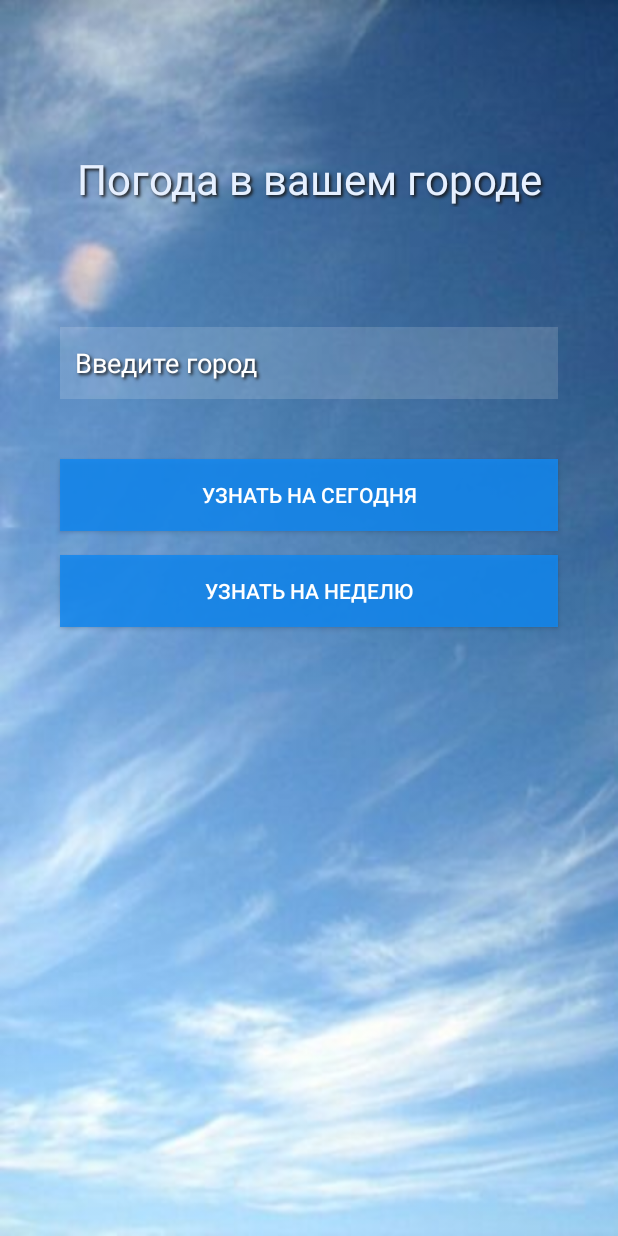
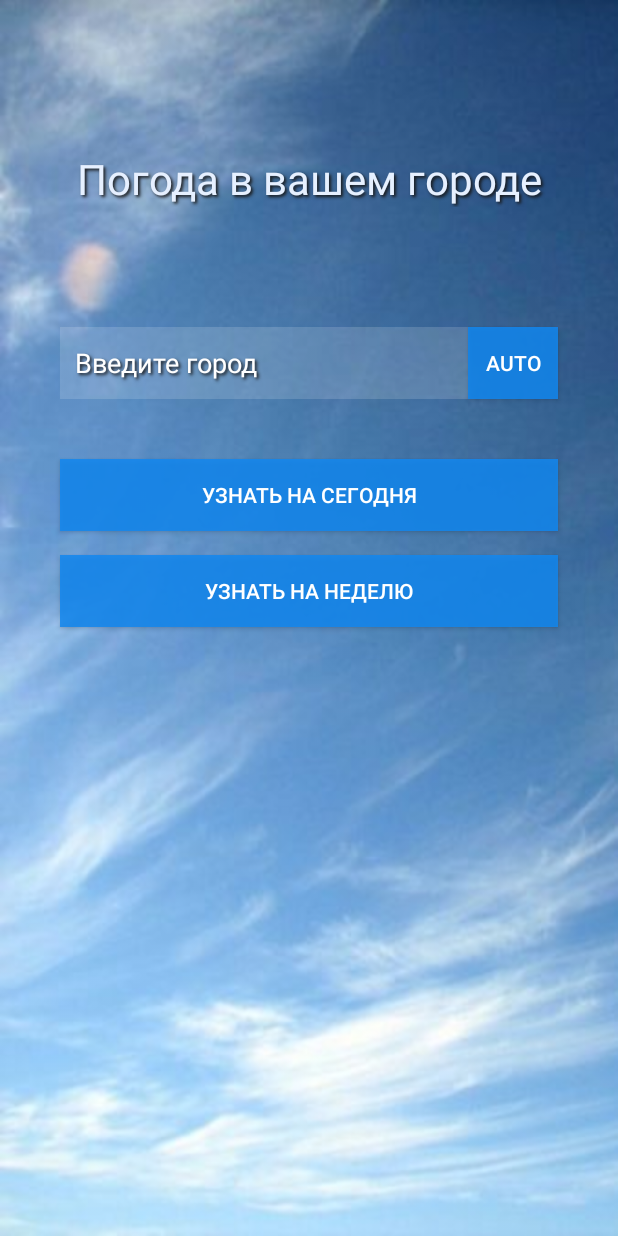
Before and after one commit to TheyCallMeRobinson/WeatherForecast, an Android app: the screen it shows after launch (MainActivity), after a tap on "УЗНАТЬ НА СЕГОДНЯ", on a phone screen of 412 x 824 dp. Run offline under Robolectric (Android 15) with nearby library versions, the light colour scheme and no system bars.

Commit message:
Improve auto city name filler

```diff
--- a/app/src/main/java/ru/vsu/cs/weatherforecast/MainActivity.java
+++ b/app/src/main/java/ru/vsu/cs/weatherforecast/MainActivity.java
@@ -1,7 +1,7 @@
 package ru.vsu.cs.weatherforecast;
 
-import androidx.annotation.NonNull;
-import androidx.appcompat.app.AlertDialog;
+import static android.view.View.INVISIBLE;
+
 import androidx.appcompat.app.AppCompatActivity;
 import androidx.core.app.ActivityCompat;
 import androidx.core.content.ContextCompat;
@@ -10,7 +10,6 @@ import android.Manifest;
 import android.animation.Animator;
 import android.animation.AnimatorSet;
 import android.content.Context;
-import android.content.DialogInterface;
 import android.content.Intent;
 import android.content.pm.PackageManager;
 import android.location.Address;
@@ -39,8 +38,10 @@ public class MainActivity extends AppCompatActivity {
     private AutoCompleteTextView etCityName;
     private Button btnGetForecastForToday;
     private Button btnGetForecastForWeek;
+    private Button btnGetLocationAuto;
     private LocationManager locationManager;
     private ProgressBar progressBar;
+    private String currentCity;
 
     private static final String[] CITIES = new String[]{
             "Moskow", "Kiyv", "Berlin", "London", "Paris", "Warsaw", "New York", "Hong Kong", "Tokyo"
@@ -52,14 +53,15 @@ public class MainActivity extends AppCompatActivity {
         setContentView(R.layout.activity_main);
         setUpViews();
         startAnimations();
-        checkLocationPermission();
+        requestLocationPermission();
+        //checkLocationPermission();
         setListeners();
     }
 
     private void startAnimations() {
         AnimatorSet setFirst = new AnimatorSet();
         List<Animator> animators = AppUtils.getFadeInAnimatorsForViews(2000, tvMainTextView);
-        animators.addAll(AppUtils.getFadeInAnimatorsForViews(500, etCityName, btnGetForecastForToday, btnGetForecastForWeek));
+        animators.addAll(AppUtils.getFadeInAnimatorsForViews(500, etCityName, btnGetLocationAuto, btnGetForecastForToday, btnGetForecastForWeek));
         setFirst.playSequentially(animators);
         setFirst.start();
     }
@@ -71,9 +73,11 @@ public class MainActivity extends AppCompatActivity {
         btnGetForecastForWeek = findViewById(R.id.btnGetForecastForWeek);
         locationManager = (LocationManager) getSystemService(Context.LOCATION_SERVICE);
         progressBar = findViewById(R.id.progressBarMain);
+        btnGetLocationAuto = findViewById(R.id.btnGetLocationAuto);
         etCityName.setAlpha(0.0f);
         btnGetForecastForWeek.setAlpha(0.0f);
         btnGetForecastForToday.setAlpha(0.0f);
+        btnGetLocationAuto.setAlpha(0.0f);
         ArrayAdapter<String> citiesAdapter = new ArrayAdapter<>(this,
                 android.R.layout.simple_dropdown_item_1line, CITIES);
         etCityName.setAdapter(citiesAdapter);
@@ -82,6 +86,23 @@ public class MainActivity extends AppCompatActivity {
     private void setListeners() {
         btnGetForecastForToday.setOnClickListener(v -> buttonHandler(MainActivity.this, ForecastData.class));
         btnGetForecastForWeek.setOnClickListener(v -> buttonHandler(MainActivity.this, ForecastList.class));
+        btnGetLocationAuto.setOnClickListener(v -> {
+            if (ContextCompat.checkSelfPermission(MainActivity.this, Manifest.permission.ACCESS_FINE_LOCATION) != PackageManager.PERMISSION_GRANTED) {
+                requestLocationPermission();
+                Toast.makeText(MainActivity.this, getString(R.string.requestGeo), Toast.LENGTH_SHORT).show();
+            } else {
+                if(currentCity != null) {
+                    etCityName.setText(currentCity);
+                    Toast.makeText(MainActivity.this, getString(R.string.locationDetermined) + " " + currentCity, Toast.LENGTH_SHORT).show();
+                } else {
+                    Toast.makeText(MainActivity.this, getString(R.string.geocoderError), Toast.LENGTH_SHORT).show();
+                }
+            }
+        });
+    }
+
+    private void requestLocationPermission() {
+        ActivityCompat.requestPermissions(MainActivity.this, new String[]{Manifest.permission.ACCESS_FINE_LOCATION}, MY_PERMISSIONS_REQUEST_LOCATION);
     }
 
     private void buttonHandler(Context context, Class<?> cls) {
@@ -98,6 +119,9 @@ public class MainActivity extends AppCompatActivity {
                     Double latitude = addresses.get(0).getLatitude();
                     Double longitude = addresses.get(0).getLongitude();
                     String cityName = addresses.get(0).getLocality();
+                    if (cityName == null) {
+                        throw new IllegalArgumentException("Пожалуйста, введите корректное название города");
+                    }
                     Intent toForecastView = new Intent(context, cls);
                     toForecastView.putExtra("latitude", latitude);
                     toForecastView.putExtra("longitude", longitude);
@@ -107,65 +131,69 @@ public class MainActivity extends AppCompatActivity {
                     startActivity(toForecastView);
                 }//implementation 'io.github.ParkSangGwon:tedpermission-normal:3.3.0'
             } catch (IOException e) {
-                progressBar.setVisibility(ProgressBar.INVISIBLE);
+                progressBar.setVisibility(INVISIBLE);
                 Toast.makeText(MainActivity.this, R.string.connectionIssue, Toast.LENGTH_SHORT).show();
+                e.printStackTrace();
+            } catch (IllegalArgumentException e) {
+                progressBar.setVisibility(INVISIBLE);
+                Toast.makeText(MainActivity.this, e.getMessage(), Toast.LENGTH_SHORT).show();
                 e.printStackTrace();
             }
         }
-        progressBar.setVisibility(ProgressBar.INVISIBLE);
+        progressBar.setVisibility(INVISIBLE);
     }
 
-    public boolean checkLocationPermission() {
-        if (ContextCompat.checkSelfPermission(this,
-                Manifest.permission.ACCESS_FINE_LOCATION)
-                != PackageManager.PERMISSION_GRANTED) {
+//    public boolean checkLocationPermission() {
+//        if (ContextCompat.checkSelfPermission(this,
+//                Manifest.permission.ACCESS_FINE_LOCATION)
+//                != PackageManager.PERMISSION_GRANTED) {
+//
+//            if (ActivityCompat.shouldShowRequestPermissionRationale(this,
+//                    Manifest.permission.ACCESS_FINE_LOCATION)) {
+//
+//                new AlertDialog.Builder(this)
+//                        .setTitle(R.string.title_location_permission)
+//                        .setMessage(R.string.text_location_permission)
+//                        .setPositiveButton(R.string.ok, new DialogInterface.OnClickListener() {
+//                            @Override
+//                            public void onClick(DialogInterface dialogInterface, int i) {
+//                                ActivityCompat.requestPermissions(MainActivity.this,
+//                                        new String[]{Manifest.permission.ACCESS_FINE_LOCATION},
+//                                        MY_PERMISSIONS_REQUEST_LOCATION);
+//                            }
+//                        })
+//                        .create()
+//                        .show();
+//            } else {
+//                ActivityCompat.requestPermissions(this,
+//                        new String[]{Manifest.permission.ACCESS_FINE_LOCATION},
+//                        MY_PERMISSIONS_REQUEST_LOCATION);
+//            }
+//            return false;
+//        } else {
+//            return true;
+//        }
+//    }
 
-            if (ActivityCompat.shouldShowRequestPermissionRationale(this,
-                    Manifest.permission.ACCESS_FINE_LOCATION)) {
-
-                new AlertDialog.Builder(this)
-                        .setTitle(R.string.title_location_permission)
-                        .setMessage(R.string.text_location_permission)
-                        .setPositiveButton(R.string.ok, new DialogInterface.OnClickListener() {
-                            @Override
-                            public void onClick(DialogInterface dialogInterface, int i) {
-                                ActivityCompat.requestPermissions(MainActivity.this,
-                                        new String[]{Manifest.permission.ACCESS_FINE_LOCATION},
-                                        MY_PERMISSIONS_REQUEST_LOCATION);
-                            }
-                        })
-                        .create()
-                        .show();
-            } else {
-                ActivityCompat.requestPermissions(this,
-                        new String[]{Manifest.permission.ACCESS_FINE_LOCATION},
-                        MY_PERMISSIONS_REQUEST_LOCATION);
-            }
-            return false;
-        } else {
-            return true;
-        }
-    }
-
-    @Override
-    public void onRequestPermissionsResult(int requestCode, @NonNull String[] permissions, @NonNull int[] grantResults) {
-        super.onRequestPermissionsResult(requestCode, permissions, grantResults);
-        if (requestCode == MY_PERMISSIONS_REQUEST_LOCATION) {
-            if (grantResults.length > 0
-                    && grantResults[0] == PackageManager.PERMISSION_GRANTED
-            ) {
-                if (ContextCompat.checkSelfPermission(this,
-                        Manifest.permission.ACCESS_FINE_LOCATION)
-                        == PackageManager.PERMISSION_GRANTED) {
-                    locationManager.requestLocationUpdates(LocationManager.GPS_PROVIDER,
-                            1000, 10, locationListener);
-                    locationManager.requestLocationUpdates(
-                            LocationManager.NETWORK_PROVIDER, 400, 10,
-                            locationListener);
-                }
-            }
-        }
-    }
+//    @Override
+//    public void onRequestPermissionsResult(int requestCode, @NonNull String[] permissions, @NonNull int[] grantResults) {
+//        super.onRequestPermissionsResult(requestCode, permissions, grantResults);
+//        if (requestCode == MY_PERMISSIONS_REQUEST_LOCATION) {
+//            if (grantResults.length > 0
+//                    && grantResults[0] == PackageManager.PERMISSION_GRANTED
+//            ) {
+//                if (ContextCompat.checkSelfPermission(this,
+//                        Manifest.permission.ACCESS_FINE_LOCATION)
+//                        == PackageManager.PERMISSION_GRANTED) {
+//                    locationManager.requestLocationUpdates(LocationManager.GPS_PROVIDER,
+//                            1000, 10, locationListener);
+//                    locationManager.requestLocationUpdates(
+//                            LocationManager.NETWORK_PROVIDER, 400, 10,
+//                            locationListener);
+//                }
+//            }
+//        }
+//    }
     @Override
     protected void onResume() {
         super.onResume();
@@ -186,7 +214,6 @@ public class MainActivity extends AppCompatActivity {
         if (ContextCompat.checkSelfPermission(this,
                 Manifest.permission.ACCESS_FINE_LOCATION)
                 == PackageManager.PERMISSION_GRANTED) {
-
             locationManager.removeUpdates(locationListener);
         }
     }
@@ -202,10 +229,9 @@ public class MainActivity extends AppCompatActivity {
                     addresses = geocoder.getFromLocation(location.getLatitude(),
                             location.getLongitude(), 1);
                     if (addresses.size() > 0) {
-                        System.out.println(addresses.get(0).getLocality());
                         cityName = addresses.get(0).getLocality();
-                        Toast.makeText(MainActivity.this, getString(R.string.location_determined) + " " + cityName, Toast.LENGTH_SHORT).show();
-                        etCityName.setText(cityName);
+                        if (cityName != null)
+                            currentCity = cityName;
                     }
                 } catch (IOException e) {
                     e.printStackTrace();
--- a/app/src/main/res/layout/activity_main.xml
+++ b/app/src/main/res/layout/activity_main.xml
@@ -20,8 +20,10 @@
     <AutoCompleteTextView
         android:id="@+id/etCityName"
         style="@style/Text.MainEditText"
+
+        android:layout_width="0dp"
         android:hint="@string/inputCity"
-        app:layout_constraintEnd_toEndOf="parent"
+        app:layout_constraintEnd_toStartOf="@+id/btnGetLocationAuto"
         app:layout_constraintStart_toStartOf="parent"
         app:layout_constraintTop_toBottomOf="@+id/tvMainTextView" />
 
@@ -53,4 +55,18 @@
         app:layout_constraintStart_toStartOf="parent"
         app:layout_constraintTop_toBottomOf="@+id/btnGetForecastForWeek" />
 
+    <Button
+        android:id="@+id/btnGetLocationAuto"
+        style="@style/Button"
+        android:layout_width="60dp"
+        android:layout_height="0dp"
+        android:layout_marginEnd="40dp"
+        android:layout_marginTop="0dp"
+        android:layout_marginBottom="0dp"
+        android:text="AUTO"
+        app:layout_constraintBottom_toBottomOf="@+id/etCityName"
+        app:layout_constraintEnd_toEndOf="parent"
+        app:layout_constraintTop_toTopOf="@+id/etCityName"
+        app:layout_constraintVertical_bias="0.725" />
+
 </androidx.constraintlayout.widget.ConstraintLayout>
--- a/app/src/main/res/values/strings.xml
+++ b/app/src/main/res/values/strings.xml
@@ -6,7 +6,10 @@
     <string name="getForecastForWeek">Узнать на неделю</string>
     <string name="requestUserInput">Пожалуйста, введите название города</string>
     <string name="checkInput">Пожалуйста, проверьте правильность введенных данных</string>
+    <string name="checkCityName">Пожалуйста, введите правильное название города</string>
     <string name="connectionIssue">Пожалуйста, проверьте соединение с интернетом</string>
+    <string name="geocoderError">Не удалось определить ваше местоположение, пожалуйста, попробуйте ещё раз</string>
+    <string name="requestGeo">Пожалуйста, разрешите использование геолокации, чтобы определять город автоматически</string>
     <string name="weatherInCity">Погода в городе:</string>
     <string name="temperature">Температура:</string>
     <string name="feelsLike">Ощущается как:</string>
@@ -21,8 +24,6 @@
     <string name="cloudsHeader">Облака %</string>
     <string name="windSpeedHeader">Скорость ветра</string>
     <string name="weather_picture">weather picture</string>
-    <string name="title_location_permission">Приложение запрашивает доступ к данным геолокации</string>
-    <string name="text_location_permission">Разрешить?</string>
     <string name="ok">Да</string>
-    <string name="location_determined">Мы автоматически определили ваше местоположение:</string>
+    <string name="locationDetermined">Мы автоматически определили ваше местоположение:</string>
 </resources>
--- a/app/src/main/res/values/styles.xml
+++ b/app/src/main/res/values/styles.xml
@@ -31,7 +31,7 @@
         <item name="android:layout_width">match_parent</item>
         <item name="android:layout_height">wrap_content</item>
         <item name="android:layout_marginTop">80dp</item>
-        <item name="android:layout_marginEnd">40dp</item>
+        <item name="android:layout_marginEnd">0dp</item>
         <item name="android:layout_marginStart">40dp</item>
         <item name="android:ems">10</item>
     </style>
```
